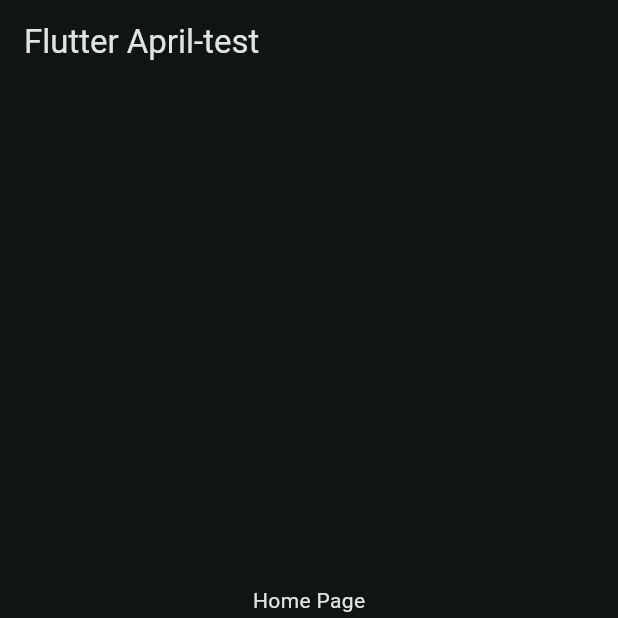
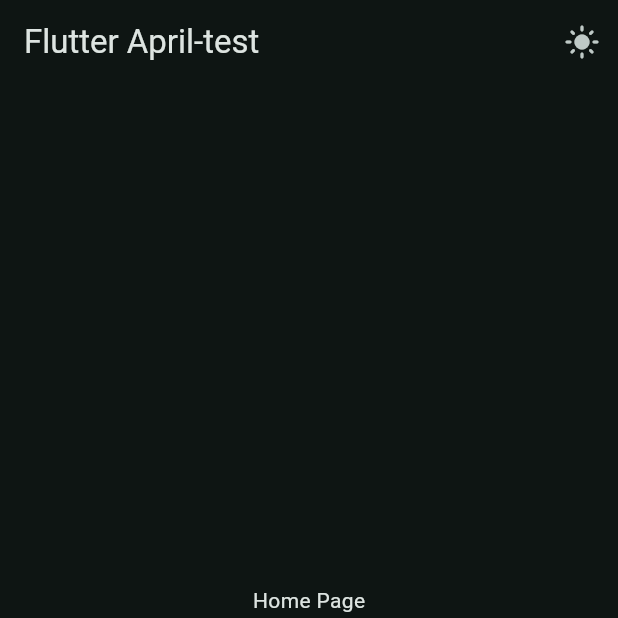
Before and after one commit to LHjortlund/flutter_april, a Flutter app: the screen it shows after launch, on a phone screen of 412 x 824 dp, the top half of it. Run offline on Flutter 3.47's test engine with Material 3 defaults, Android fonts, the phone set to English and light mode, and no system bars.

Commit message:
implement dark and light mode with button

```diff
--- a/lib/data/notifiers.dart
+++ b/lib/data/notifiers.dart
@@ -4,3 +4,5 @@
 import 'package:flutter/material.dart';
 
 ValueNotifier<int> selectedPageNotifier = ValueNotifier(0);
+
+ValueNotifier<bool> isDarkModeNotifier = ValueNotifier(true);
--- a/lib/main.dart
+++ b/lib/main.dart
@@ -1,4 +1,5 @@
 import 'package:flutter/material.dart';
+import 'package:flutter_april/data/notifiers.dart';
 import 'package:flutter_april/views/widgets/navbar_widget.dart';
 import 'package:flutter_april/views/widget_tree.dart';
 
@@ -21,15 +22,20 @@ class MyApp extends StatefulWidget {
 class _MyAppState extends State<MyApp> {
   @override
   Widget build(BuildContext context) {
+    return ValueListenableBuilder(
+      valueListenable: isDarkModeNotifier,
+      builder: (context, isDarkMode, child) {
         return MaterialApp(
           debugShowCheckedModeBanner: false,
           theme: ThemeData(
             colorScheme: ColorScheme.fromSeed(
               seedColor: Colors.teal,
-          brightness: Brightness.dark,
+              brightness: isDarkMode ? Brightness.dark : Brightness.light,
             ),
           ),
           home: WidgetTree(),
         );
+      },
+    );
   }
 }
--- a/lib/views/widget_tree.dart
+++ b/lib/views/widget_tree.dart
@@ -1,4 +1,5 @@
 import 'package:flutter/material.dart';
+import 'package:flutter_april/data/notifiers.dart';
 import 'package:flutter_april/views/widgets/navbar_widget.dart';
 import 'package:flutter_april/views/pages/home_page.dart';
 import 'package:flutter_april/views/pages/profile_page.dart';
@@ -14,10 +15,33 @@ class WidgetTree extends StatelessWidget {
   const WidgetTree({super.key});
 
   @override
-  Widget build(BuildContext) {
+  Widget build(BuildContext context) {
     return Scaffold(
-      appBar: AppBar(title: Text('Flutter April-test')),
-      body: pages.elementAt(0),
+      appBar: AppBar(
+        title: Text('Flutter April-test'),
+        actions: [
+          IconButton(
+            onPressed: () {
+              isDarkModeNotifier.value = !isDarkModeNotifier.value;
+              // This will toggle the dark mode
+              // and light mode
+              // and set the value of isDarkModeNotifier to the opposite of its current value
+            },
+            icon: ValueListenableBuilder(
+              valueListenable: isDarkModeNotifier,
+              builder: (context, isDarkMode, child) {
+                return Icon(isDarkMode ? Icons.light_mode : Icons.dark_mode);
+              },
+            ),
+          ),
+        ],
+      ),
+      body: ValueListenableBuilder(
+        valueListenable: selectedPageNotifier,
+        builder: (context, selectedPage, child) {
+          return pages.elementAt(selectedPage);
+        },
+      ),
       bottomNavigationBar: NavbarWidget(),
     );
   }
--- a/lib/views/widgets/navbar_widget.dart
+++ b/lib/views/widgets/navbar_widget.dart
@@ -3,8 +3,6 @@ import 'package:flutter_april/data/notifiers.dart';
 
 class NavbarWidget extends StatelessWidget {
   const NavbarWidget({super.key});
-
-  int selectedIndex = 0;
 
   // This is the index of the selected item in the bottom navigation bar
   @override
```
Lines whose indentation alone changed are shown as unchanged.
